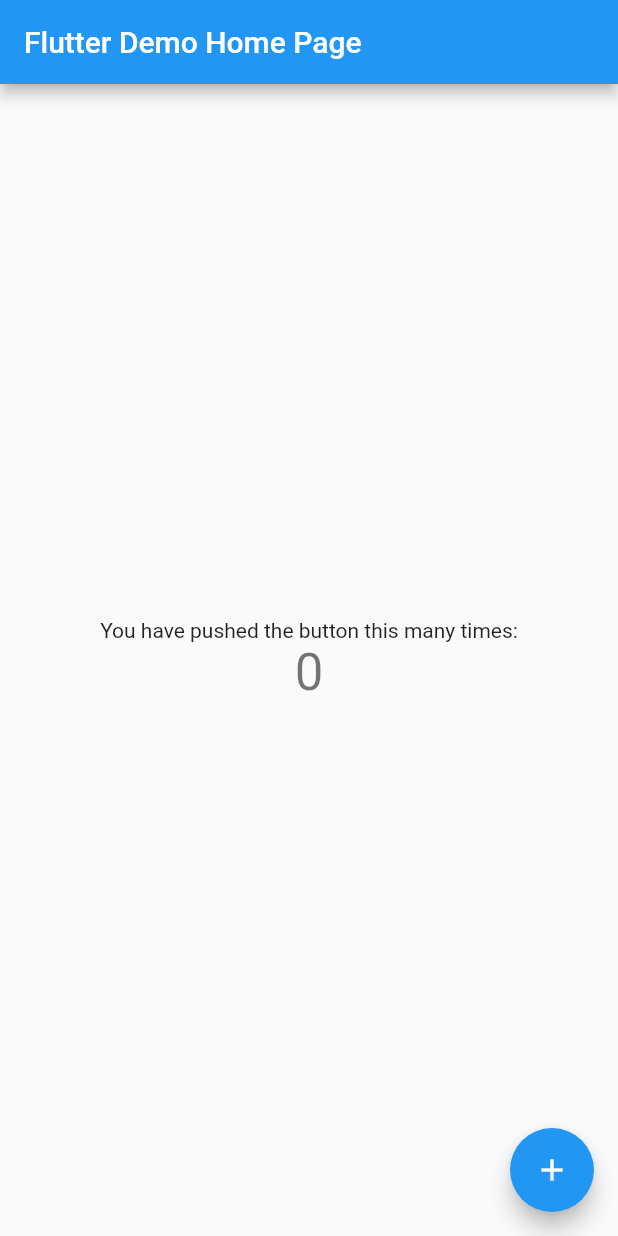
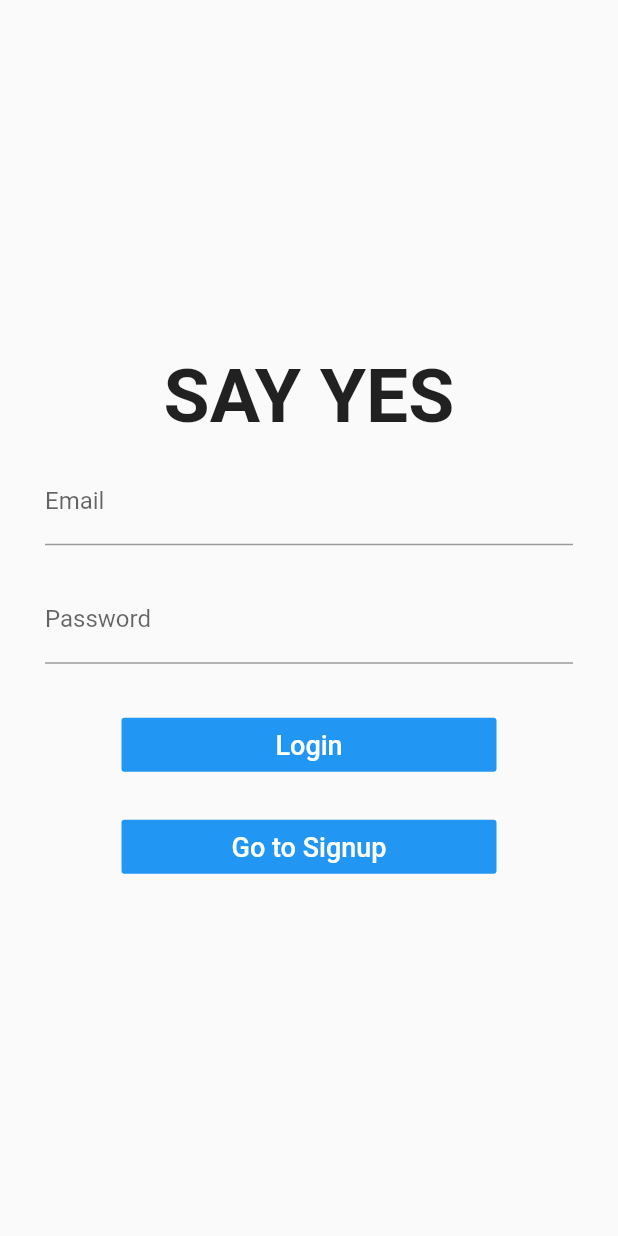
Before and after one commit to Pizajolo/say_yes_app, a Flutter app: the screen it shows after launch, on a phone screen of 412 x 824 dp. Run offline on Flutter 3.47's test engine with Material 2 defaults, Android fonts, the phone set to English and light mode, and no system bars; our stand-ins replace cloud_firestore, firebase_auth; accounts and stored records are empty.

Commit message:
Login, signup and logout via firebase backend possible

```diff
--- a/lib/main.dart
+++ b/lib/main.dart
@@ -1,111 +1,38 @@
+import 'package:firebase_auth/firebase_auth.dart';
 import 'package:flutter/material.dart';
+import 'package:say_yes_app/pages/feed_page.dart';
+import 'package:say_yes_app/pages/signup_page.dart';
+import 'package:say_yes_app/pages/login_page.dart';
 
 void main() => runApp(MyApp());
 
 class MyApp extends StatelessWidget {
   // This widget is the root of your application.
-  @override
-  Widget build(BuildContext context) {
-    return MaterialApp(
-      title: 'Flutter Demo',
-      theme: ThemeData(
-        // This is the theme of your application.
-        //
-        // Try running your application with "flutter run". You'll see the
-        // application has a blue toolbar. Then, without quitting the app, try
-        // changing the primarySwatch below to Colors.green and then invoke
-        // "hot reload" (press "r" in the console where you ran "flutter run",
-        // or simply save your changes to "hot reload" in a Flutter IDE).
-        // Notice that the counter didn't reset back to zero; the application
-        // is not restarted.
-        primarySwatch: Colors.blue,
-      ),
-      home: MyHomePage(title: 'Flutter Demo Home Page'),
+
+  Widget _getScreenId() {
+    return StreamBuilder<FirebaseUser>(
+      stream: FirebaseAuth.instance.onAuthStateChanged,
+      builder: (BuildContext context, snapshot) {
+        if (snapshot.hasData) {
+          return FeedPage();
+        } else {
+          return LoginPage();
+        }
+      },
     );
-  }
-}
-
-class MyHomePage extends StatefulWidget {
-  MyHomePage({Key key, this.title}) : super(key: key);
-
-  // This widget is the home page of your application. It is stateful, meaning
-  // that it has a State object (defined below) that contains fields that affect
-  // how it looks.
-
-  // This class is the configuration for the state. It holds the values (in this
-  // case the title) provided by the parent (in this case the App widget) and
-  // used by the build method of the State. Fields in a Widget subclass are
-  // always marked "final".
-
-  final String title;
-
-  @override
-  _MyHomePageState createState() => _MyHomePageState();
-}
-
-class _MyHomePageState extends State<MyHomePage> {
-  int _counter = 0;
-
-  void _incrementCounter() {
-    setState(() {
-      // This call to setState tells the Flutter framework that something has
-      // changed in this State, which causes it to rerun the build method below
-      // so that the display can reflect the updated values. If we changed
-      // _counter without calling setState(), then the build method would not be
-      // called again, and so nothing would appear to happen.
-      _counter++;
-    });
   }
 
   @override
   Widget build(BuildContext context) {
-    // This method is rerun every time setState is called, for instance as done
-    // by the _incrementCounter method above.
-    //
-    // The Flutter framework has been optimized to make rerunning build methods
-    // fast, so that you can just rebuild anything that needs updating rather
-    // than having to individually change instances of widgets.
-    return Scaffold(
-      appBar: AppBar(
-        // Here we take the value from the MyHomePage object that was created by
-        // the App.build method, and use it to set our appbar title.
-        title: Text(widget.title),
-      ),
-      body: Center(
-        // Center is a layout widget. It takes a single child and positions it
-        // in the middle of the parent.
-        child: Column(
-          // Column is also a layout widget. It takes a list of children and
-          // arranges them vertically. By default, it sizes itself to fit its
-          // children horizontally, and tries to be as tall as its parent.
-          //
-          // Invoke "debug painting" (press "p" in the console, choose the
-          // "Toggle Debug Paint" action from the Flutter Inspector in Android
-          // Studio, or the "Toggle Debug Paint" command in Visual Studio Code)
-          // to see the wireframe for each widget.
-          //
-          // Column has various properties to control how it sizes itself and
-          // how it positions its children. Here we use mainAxisAlignment to
-          // center the children vertically; the main axis here is the vertical
-          // axis because Columns are vertical (the cross axis would be
-          // horizontal).
-          mainAxisAlignment: MainAxisAlignment.center,
-          children: <Widget>[
-            Text(
-              'You have pushed the button this many times:',
-            ),
-            Text(
-              '$_counter',
-              style: Theme.of(context).textTheme.display1,
-            ),
-          ],
-        ),
-      ),
-      floatingActionButton: FloatingActionButton(
-        onPressed: _incrementCounter,
-        tooltip: 'Increment',
-        child: Icon(Icons.add),
-      ), // This trailing comma makes auto-formatting nicer for build methods.
+    return MaterialApp(
+      title: 'Say YES App',
+      debugShowCheckedModeBanner: false,
+      home: _getScreenId(),
+      routes: {
+        LoginPage.id: (context) => LoginPage(),
+        SignupPage.id: (context) => SignupPage(),
+        FeedPage.id: (context) => FeedPage(),
+      },
     );
   }
 }
--- /dev/null
+++ b/lib/pages/login_page.dart
@@ -0,0 +1,98 @@
+import 'package:flutter/material.dart';
+import 'package:say_yes_app/pages/signup_page.dart';
+import 'package:say_yes_app/services/auth_service.dart';
+
+class LoginPage extends StatefulWidget {
+  static final String id = 'login_page';
+
+  @override
+  _LoginPageState createState() => _LoginPageState();
+}
+
+class _LoginPageState extends State<LoginPage> {
+  final _formKey = GlobalKey<FormState>();
+  String  _email, _password;
+
+  _submit() {
+    if (_formKey.currentState.validate()) {
+      _formKey.currentState.save();
+      // Logging in the user with Firebase
+      AuthService.login(_email, _password);
+
+    }
+  }
+
+  @override
+  Widget build(BuildContext context) {
+    return Scaffold(
+        body: SingleChildScrollView(
+      child: Container(
+        height: MediaQuery.of(context).size.height,
+        child: Column(
+          mainAxisAlignment: MainAxisAlignment.center,
+          crossAxisAlignment: CrossAxisAlignment.center,
+          children: <Widget>[
+            Text('SAY YES',
+                style: TextStyle(fontSize: 50.0, fontWeight: FontWeight.bold)),
+            Form(
+              key: _formKey,
+              child: Column(
+                mainAxisSize: MainAxisSize.min,
+                children: <Widget>[
+                  Padding(
+                      padding: EdgeInsets.symmetric(
+                          horizontal: 30.0, vertical: 10.0),
+                      child: TextFormField(
+                        decoration: InputDecoration(labelText: 'Email'),
+                        validator: (input) => !input.contains('@')
+                            ? 'Please enter a valid email'
+                            : null,
+                        onSaved: (input) => _email = input,
+                      )),
+                  Padding(
+                      padding: EdgeInsets.symmetric(
+                          horizontal: 30.0, vertical: 10.0),
+                      child: TextFormField(
+                        decoration: InputDecoration(
+                          labelText: 'Password',
+                        ),
+                        validator: (input) => input.length < 6
+                            ? 'Must be at least 6 characters'
+                            : null,
+                        onSaved: (input) => _password = input,
+                        obscureText: true,
+                      )),
+                  SizedBox(height: 20.0),
+                  Container(
+                      width: 250.0,
+                      child: FlatButton(
+                        onPressed: _submit,
+                        color: Colors.blue,
+                        child: Text(
+                          'Login',
+                          style: TextStyle(color: Colors.white, fontSize: 18.0),
+                        ),
+                      )),
+                  SizedBox(
+                    height: 20.0,
+                  ),
+                  Container(
+                      width: 250.0,
+                      child: FlatButton(
+                        onPressed: () =>
+                            Navigator.pushNamed(context, SignupPage.id),
+                        color: Colors.blue,
+                        child: Text(
+                          'Go to Signup',
+                          style: TextStyle(color: Colors.white, fontSize: 18.0),
+                        ),
+                      ))
+                ],
+              ),
+            )
+          ],
+        ),
+      ),
+    ));
+  }
+}
--- /dev/null
+++ b/lib/services/auth_service.dart
@@ -0,0 +1,40 @@
+import 'package:cloud_firestore/cloud_firestore.dart';
+import 'package:firebase_auth/firebase_auth.dart';
+import 'package:flutter/cupertino.dart';
+import 'package:say_yes_app/pages/feed_page.dart';
+import 'package:say_yes_app/pages/login_page.dart';
+
+class AuthService{
+
+  static final _auth = FirebaseAuth.instance;
+  static final _firestore = Firestore.instance;
+
+  static void signUpUser(BuildContext context, String name, String email, String password) async{
+    try{
+      AuthResult authResult = await _auth.createUserWithEmailAndPassword(email: email, password: password);
+      FirebaseUser signedInUser = authResult.user;
+      if (signedInUser != null){
+        _firestore.collection('/users').document(signedInUser.uid).setData({
+          'username': name,
+          'email': email,
+          'profileImageUrl': '',
+        });
+        Navigator.pushReplacementNamed(context, FeedPage.id);
+      }
+    } catch (e) {
+      print(e);
+    }
+  }
+
+  static void logout() {
+    _auth.signOut();
+  }
+
+  static void login(String email, String password) async {
+    try {
+      await _auth.signInWithEmailAndPassword(email: email, password: password);
+    } catch (e) {
+      print(e);
+    }
+  }
+}
```
Also changed, not shown: lib/pages/feed_page.dart (added, +24 -0 lines), lib/pages/signup_page.dart (added, +108 -0 lines), pubspec.yaml (+9 -5 lines), assets/fonts/Billabong.ttf (added), lib/pages/home_page.dart (added), pubspec.lock, 7 other files.
